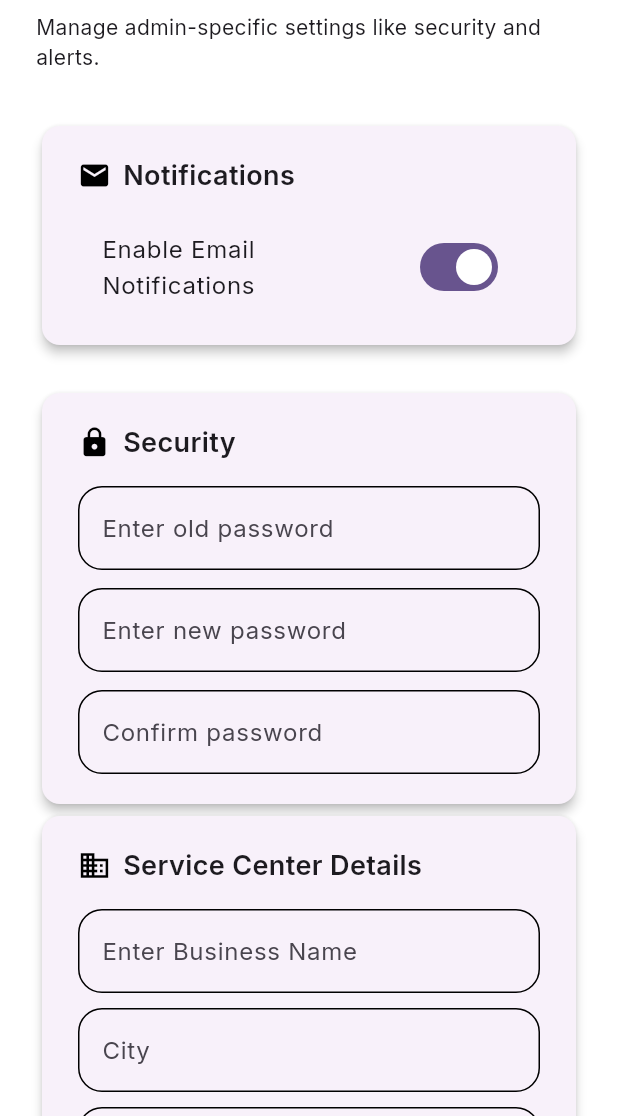
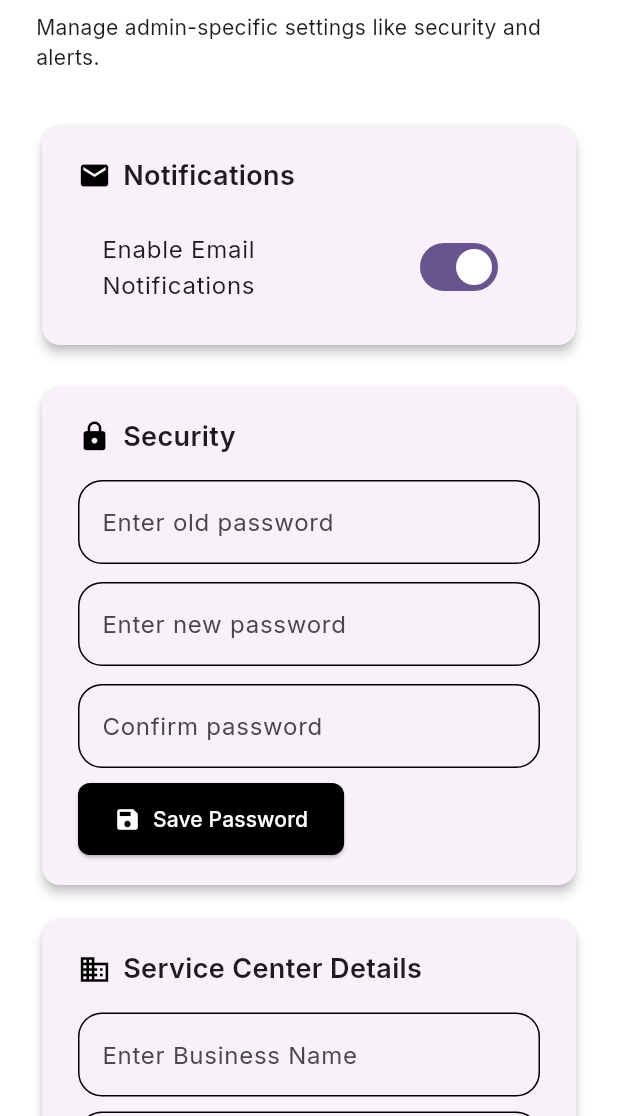
Before and after one commit to Intezar-Dev-7/TorqueUp, a Flutter app: the AdminSettingsScreen screen opened directly, on a phone screen of 412 x 824 dp, the part 120-1236 px from its top. Run offline on Flutter 3.47's test engine with Material 3 defaults, Android fonts, the phone set to English and light mode, and no system bars; our stand-ins replace easy_sidemenu, fl_chart, google_fonts, iconsax, shared_preferences; accounts and stored records are empty.

Commit message:
created custom snack bar and added validation to textformfields

```diff
--- a/frontend/lib/common/widgets/custom_textfield.dart
+++ b/frontend/lib/common/widgets/custom_textfield.dart
@@ -1,26 +1,46 @@
 import 'package:flutter/material.dart';
 
-class CustomTextField extends StatelessWidget {
+class CustomTextField extends StatefulWidget {
   final TextEditingController controller;
   final String hintText;
   final FocusNode focusNode;
+  final bool obscureText;
+  final String? Function(String?)? validator;
 
   const CustomTextField({
     super.key,
     required this.controller,
     required this.hintText,
     required this.focusNode,
+    this.obscureText = false,
+    this.validator,
   });
+
+  @override
+  State<CustomTextField> createState() => _CustomTextFieldState();
+}
+
+class _CustomTextFieldState extends State<CustomTextField> {
+  late bool _isObscured;
+
+  @override
+  void initState() {
+    super.initState();
+
+    _isObscured = widget.obscureText;
+  }
 
   @override
   Widget build(BuildContext context) {
     return SizedBox(
       width: 360,
       child: TextFormField(
-        controller: controller,
-        focusNode: focusNode,
+        validator: widget.validator,
+        obscureText: _isObscured,
+        controller: widget.controller,
+        focusNode: widget.focusNode,
         decoration: InputDecoration(
-          hintText: hintText,
+          hintText: widget.hintText,
           border: OutlineInputBorder(
             borderSide: BorderSide(color: Colors.black),
             borderRadius: BorderRadius.circular(16),
@@ -33,6 +53,20 @@ class CustomTextField extends StatelessWidget {
             borderRadius: BorderRadius.circular(16),
             borderSide: BorderSide(color: Colors.black),
           ),
+          suffixIcon:
+              widget.obscureText
+                  ? IconButton(
+                    icon: Icon(
+                      _isObscured ? Icons.visibility_off : Icons.visibility,
+                      color: Colors.black,
+                    ),
+                    onPressed: () {
+                      setState(() {
+                        _isObscured = !_isObscured;
+                      });
+                    },
+                  )
+                  : null,
         ),
       ),
     );
--- a/frontend/lib/features/admin/Settings/screens/admin_settings_screen.dart
+++ b/frontend/lib/features/admin/Settings/screens/admin_settings_screen.dart
@@ -99,7 +99,7 @@ class _AdminSettingsScreenState extends State<AdminSettingsScreen> {
                 ),
               ),
 
-              const SizedBox(height: 24),
+              const SizedBox(height: 20),
 
               // ✅ Security (passwords)
               _buildSettingsCard(
@@ -125,15 +125,37 @@ class _AdminSettingsScreenState extends State<AdminSettingsScreen> {
                       focusNode: _confirmPasswordFocusNode,
                       hintText: 'Confirm password',
                     ),
+                    SizedBox(height: 10),
+                    ElevatedButton.icon(
+                      onPressed: () {
+                        // Save changes handler
+                      },
+                      icon: const Icon(Icons.save, color: Colors.white),
+                      label: const Text(
+                        "Save Password",
+                        style: TextStyle(color: Colors.white),
+                      ),
+                      style: ElevatedButton.styleFrom(
+                        backgroundColor: Colors.black,
+                        padding: const EdgeInsets.symmetric(
+                          horizontal: 24,
+                          vertical: 14,
+                        ),
+                        shape: RoundedRectangleBorder(
+                          borderRadius: BorderRadius.circular(8),
+                        ),
+                      ),
+                    ),
                   ],
                 ),
               ),
-
+              SizedBox(height: 15),
               // Service Center form , to add business details
               _buildSettingsCard(
                 icon: Icons.business,
                 title: "Service Center Details",
                 child: Column(
+                  crossAxisAlignment: CrossAxisAlignment.start,
                   children: [
                     CustomTextField(
                       controller: _businessNameController,
@@ -198,26 +220,26 @@ class _AdminSettingsScreenState extends State<AdminSettingsScreen> {
                       ),
                     ),
                   ),
-                  ElevatedButton.icon(
-                    onPressed: () {
-                      // Save changes handler
-                    },
-                    icon: const Icon(Icons.save, color: Colors.white),
-                    label: const Text(
-                      "Save Changes",
-                      style: TextStyle(color: Colors.white),
-                    ),
-                    style: ElevatedButton.styleFrom(
-                      backgroundColor: Colors.black,
-                      padding: const EdgeInsets.symmetric(
-                        horizontal: 24,
-                        vertical: 14,
-                      ),
-                      shape: RoundedRectangleBorder(
-                        borderRadius: BorderRadius.circular(8),
-                      ),
-                    ),
-                  ),
+                  // ElevatedButton.icon(
+                  //   onPressed: () {
+                  //     // Save changes handler
+                  //   },
+                  //   icon: const Icon(Icons.save, color: Colors.white),
+                  //   label: const Text(
+                  //     "Save Changes",
+                  //     style: TextStyle(color: Colors.white),
+                  //   ),
+                  //   style: ElevatedButton.styleFrom(
+                  //     backgroundColor: Colors.black,
+                  //     padding: const EdgeInsets.symmetric(
+                  //       horizontal: 24,
+                  //       vertical: 14,
+                  //     ),
+                  //     shape: RoundedRectangleBorder(
+                  //       borderRadius: BorderRadius.circular(8),
+                  //     ),
+                  //   ),
+                  // ),
                 ],
               ),
             ],
--- a/frontend/lib/features/receptionist/Dashboard/screens/receptionist_main.dart
+++ b/frontend/lib/features/receptionist/Dashboard/screens/receptionist_main.dart
@@ -4,7 +4,6 @@ import 'package:frontend/features/receptionist/Bookings/screens/booking_screen.d
 import 'package:frontend/features/receptionist/Customers/screens/customer_screen.dart';
 import 'package:frontend/features/receptionist/Dashboard/screens/dashboard_screen.dart';
 import 'package:frontend/features/receptionist/Settings/screens/receptionist_settings_screen.dart';
-import '../../Staff/screens/receptionist_staff_screen.dart';
 import '../../Services/screens/services_screen.dart';
 import 'receptionist_scaffold.dart';
 
--- a/frontend/lib/utils/constant/api.dart
+++ b/frontend/lib/utils/constant/api.dart
@@ -1 +1 @@
-String uri = "http://10.49.47.72:3000";
+String uri = "http://10.100.156.72:3000";
```
Also changed, not shown: frontend/lib/common/widgets/custom_snack_bar.dart (added, +47 -0 lines), frontend/lib/features/admin/Settings/services/admin_services.dart (+6 -2 lines), frontend/lib/features/auth/screens/signin_screen.dart (+34 -3 lines), frontend/lib/features/auth/screens/signup_screen.dart (+41 -12 lines), frontend/lib/features/auth/services/authServices.dart (+24 -28 lines), 1 other file.
